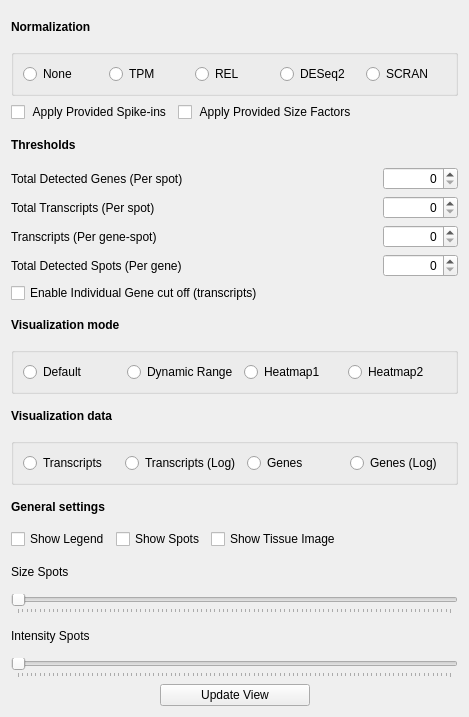
Above: assets/ui/SettingsWidget.ui from jfnavarro/st_viewer before the change. Below: the same form after it.
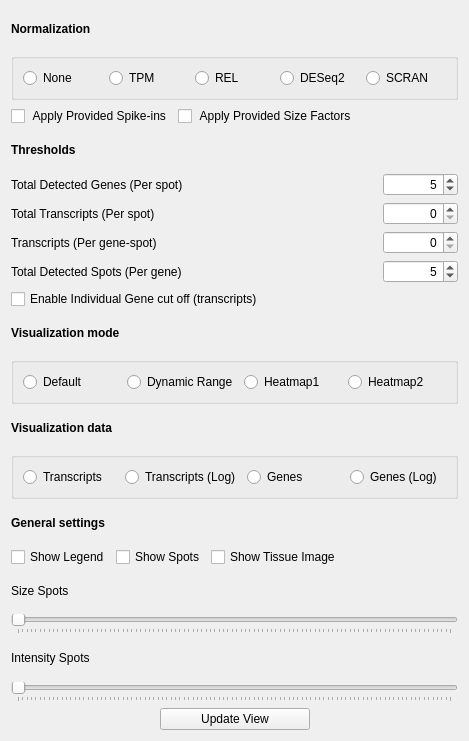
That is the form after the change.

```diff
--- a/assets/ui/SettingsWidget.ui
+++ b/assets/ui/SettingsWidget.ui
@@ -7,7 +7,7 @@
     <x>0</x>
     <y>0</y>
     <width>469</width>
-    <height>717</height>
+    <height>741</height>
    </rect>
   </property>
   <property name="windowTitle">
@@ -223,6 +223,9 @@
        <property name="alignment">
         <set>Qt::AlignRight|Qt::AlignTrailing|Qt::AlignVCenter</set>
        </property>
+       <property name="value">
+        <number>5</number>
+       </property>
       </widget>
      </item>
     </layout>
@@ -352,6 +355,9 @@
        <property name="alignment">
         <set>Qt::AlignRight|Qt::AlignTrailing|Qt::AlignVCenter</set>
        </property>
+       <property name="value">
+        <number>5</number>
+       </property>
       </widget>
      </item>
     </layout>
```
